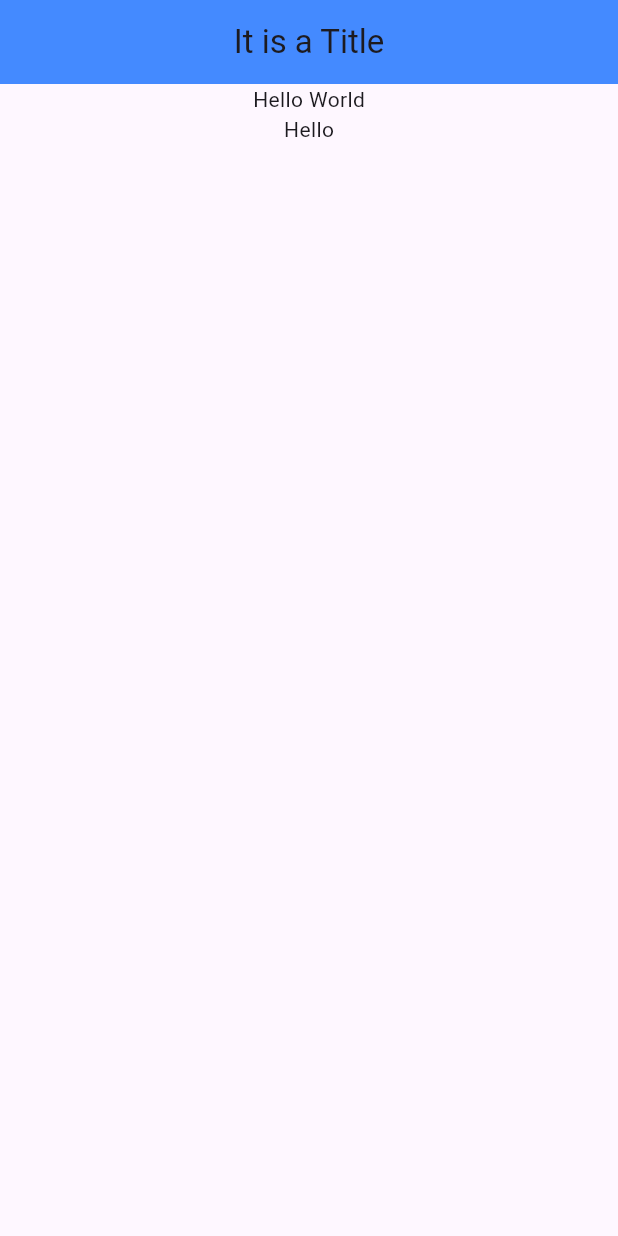
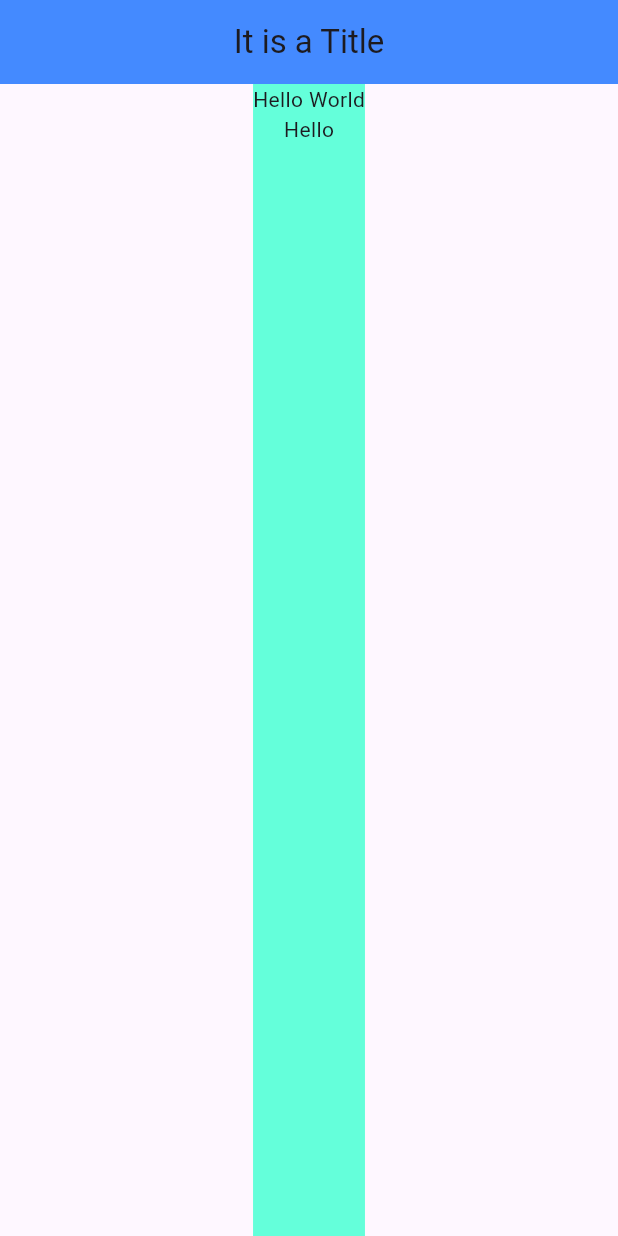
Before and after one commit to Fayed99/flutter_app, a Flutter app: the screen it shows after launch, on a phone screen of 412 x 824 dp. Run offline on Flutter 3.47's test engine with Material 3 defaults, Android fonts, the phone set to English and light mode, and no system bars.

Commit message:
Wrap Column in Container for consistent styling in main.dart

```diff
--- a/lib/main.dart
+++ b/lib/main.dart
@@ -19,7 +19,10 @@ class MyApp extends StatelessWidget {
         ),
         body: SafeArea(
           child: Center(
-            child: Column(children: [Text('Hello World'), Text('Hello')]),
+            child: Container(
+              color: Colors.tealAccent,
+              child: Column(children: [Text('Hello World'), Text('Hello')]),
+            ),
           ),
         ),
       ),
```
